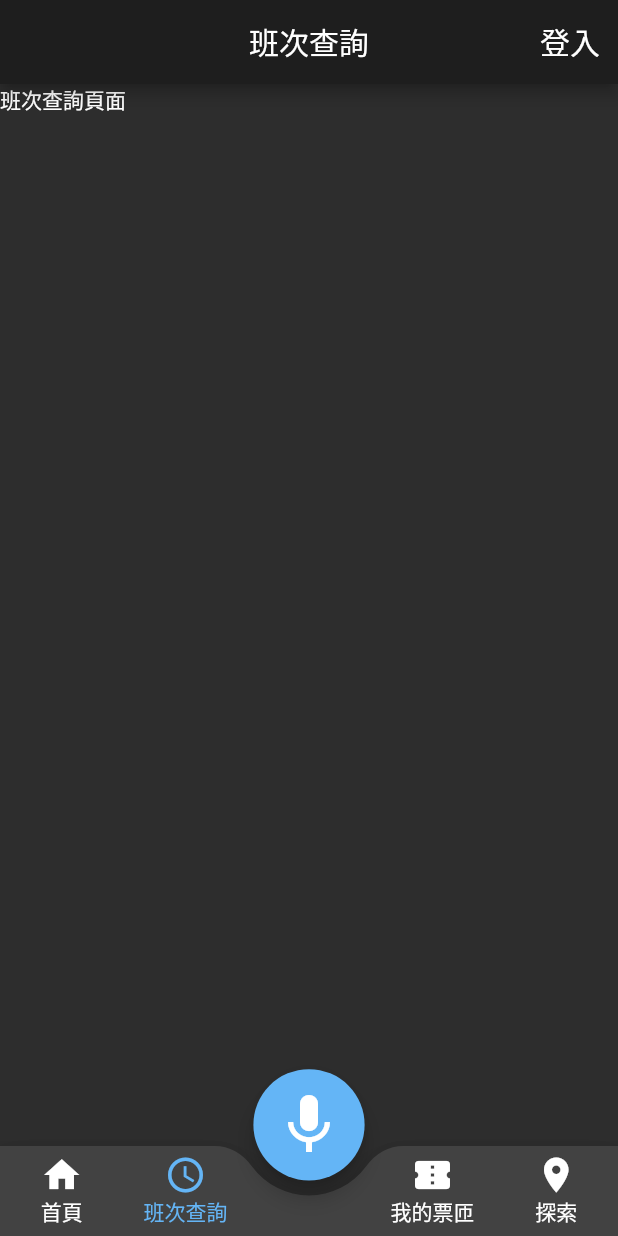
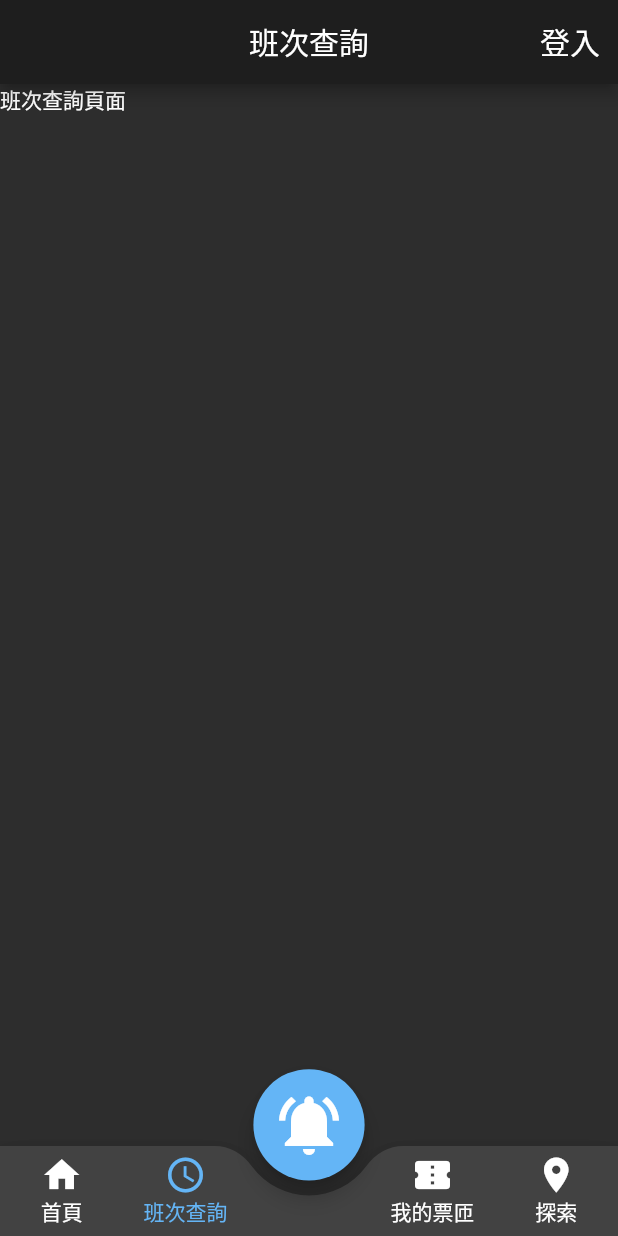
Before and after one commit to IamPurpleRed/TRA_Helper_Client, a Flutter app: the screen it shows after launch, item 2 of the bottom bar chosen, on a phone screen of 412 x 824 dp. Run offline on Flutter 3.47's test engine with Material 2 defaults, Android fonts, the phone set to English and light mode, and no system bars.

Commit message:
feat: 首頁簡易版

```diff
--- a/lib/screens/main_frame.dart
+++ b/lib/screens/main_frame.dart
@@ -2,17 +2,20 @@ import 'package:flutter/material.dart';
 
 import '/config/palette.dart';
 import '/screens/home_page.dart';
+import '/screens/home_page_easy.dart';
 import '/screens/schedule_search_page.dart';
 import '/screens/my_tickets_page.dart';
 import '/screens/explore_page.dart';
 
+const bool easymode = true; // 暫時變數，簡易模式即為true
 const bool loginStatus = true; // 暫時變數，有登入即為true
 
 class MainFrame extends StatefulWidget {
   MainFrame({Key? key}) : super(key: key);
 
   final List<Widget> pages = [
-    HomePage(),
+    if (easymode) HomePageEasy(),
+    if (!easymode) HomePage(),
     ScheduleSearchPage(),
     MyTicketsPage(),
     ExplorePage(),
@@ -55,10 +58,15 @@ class _MainFrameState extends State<MainFrame> {
       floatingActionButton: SizedBox(
         width: vw * 0.18,
         height: vh * 0.18,
-        child: FloatingActionButton(
-          child: const Icon(Icons.mic, size: 48),
-          onPressed: () {},
-        ),
+        child: easymode
+            ? FloatingActionButton(
+                child: const Icon(Icons.notifications_active, size: 48),
+                onPressed: () {},
+              )
+            : FloatingActionButton(
+                child: const Icon(Icons.mic, size: 48),
+                onPressed: () {},
+              ),
       ),
       floatingActionButtonLocation: FloatingActionButtonLocation.centerDocked,
       bottomNavigationBar: BottomAppBar(
```
Also changed, not shown: lib/screens/home_page_easy.dart (added, +63 -0 lines).
